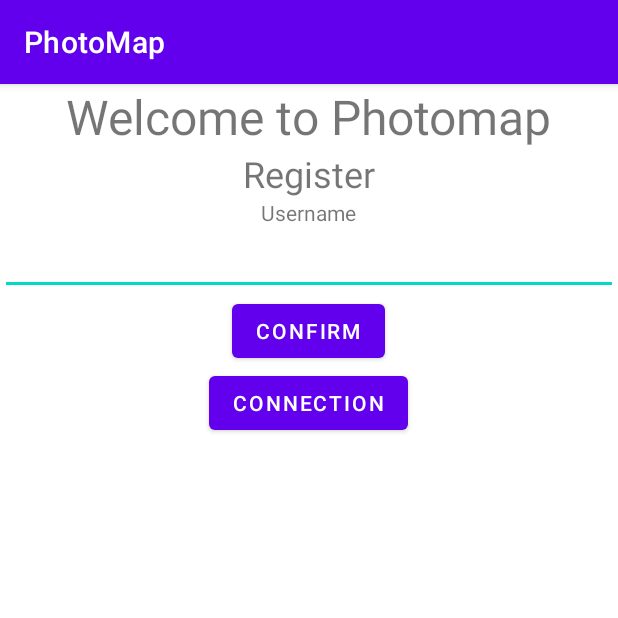
After one commit to Francois-chiv/PhotoMap, an Android app: the RegisterActivity screen opened directly, with no data from a screen before it, on a phone screen of 412 x 824 dp, the top half of it. The commit adds this screen. Run offline under Robolectric (Android 15) with nearby library versions, the phone set to English and light mode, and no system bars; our stand-ins replace Firebase (no records; nobody signed in at launch, a user with empty details on screens opened directly).

Commit message:
register and connection pages

```diff
--- /dev/null
+++ b/app/src/main/res/layout/activity_register.xml
@@ -0,0 +1,47 @@
+<?xml version="1.0" encoding="utf-8"?>
+<LinearLayout xmlns:android="http://schemas.android.com/apk/res/android"
+    android:layout_width="fill_parent"
+    android:layout_height="fill_parent"
+    android:orientation="vertical">
+
+    <TextView
+        android:layout_width="wrap_content"
+        android:layout_height="wrap_content"
+        android:layout_gravity="center"
+        android:textSize="32dp"
+        android:text="Welcome to Photomap" />
+
+    <TextView
+        android:layout_width="wrap_content"
+        android:layout_height="wrap_content"
+        android:layout_gravity="center"
+        android:textSize="24dp"
+        android:text="Register" />
+
+    <TextView
+        android:layout_width="wrap_content"
+        android:layout_height="wrap_content"
+        android:layout_gravity="center"
+        android:text="Username" />
+
+    <EditText
+        android:id="@+id/register_username"
+        android:layout_width="match_parent"
+        android:layout_height="wrap_content"
+        android:layout_gravity="center"
+        android:inputType="text" />
+
+    <Button
+        android:layout_width="wrap_content"
+        android:layout_height="wrap_content"
+        android:layout_gravity="center"
+        android:onClick="createUser"
+        android:text="confirm" />
+
+    <Button
+        android:layout_width="wrap_content"
+        android:layout_height="wrap_content"
+        android:layout_gravity="center"
+        android:onClick="connectionPageButton"
+        android:text="connection" />
+</LinearLayout>
```
Also changed, not shown: app/src/main/AndroidManifest.xml (+11 -4 lines), app/src/main/java/fr/isep/photomap/ConnectionActivity.java (added, +72 -0 lines), app/src/main/java/fr/isep/photomap/MapsActivity.java (+8 -0 lines), app/src/main/java/fr/isep/photomap/RegisterActivity.java (added, +84 -0 lines), app/src/main/res/layout/activity_connection.xml (added, +47 -0 lines).
